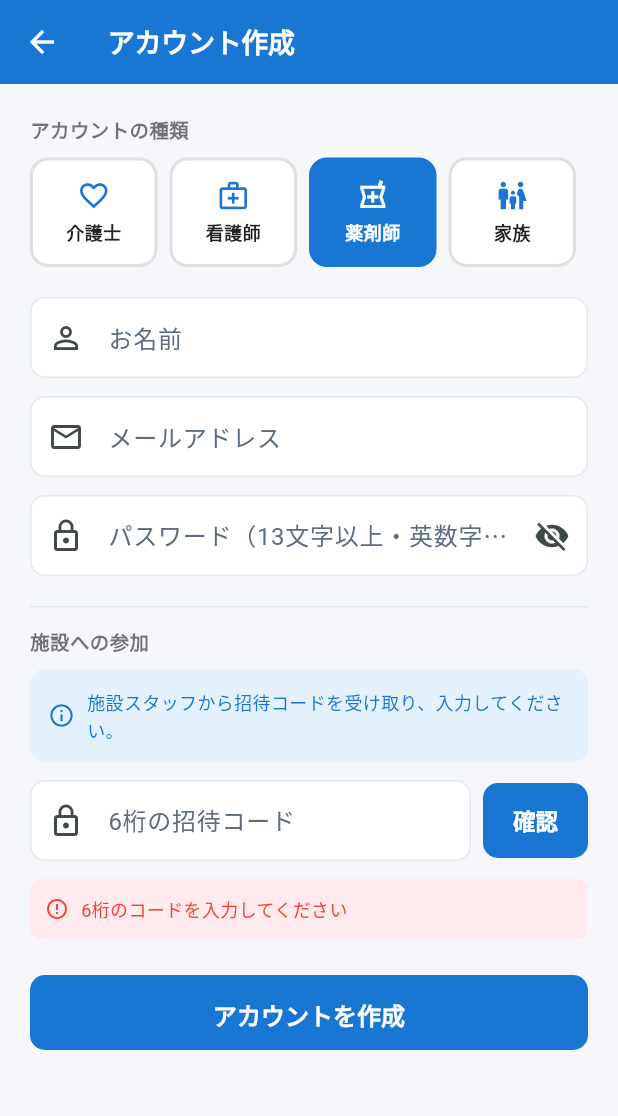
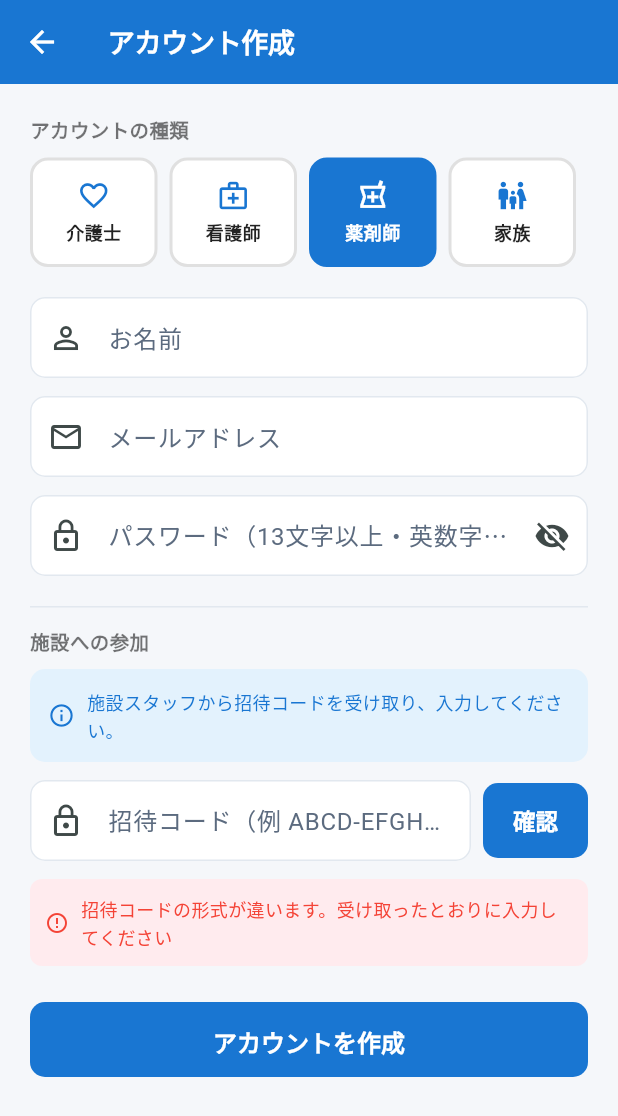
Before and after one commit to taisako082600-spec/pharmacare, a Flutter app: the RegisterScreen screen opened directly, after a tap on "アカウントを作成", after a tap on "薬剤師", after a tap on "確認", on a phone screen of 412 x 824 dp. Shown: the top 1116 px of the screen. Run offline on Flutter 3.47's test engine with Material 3 defaults, Android fonts, the phone set to English and light mode, and no system bars; our stand-ins replace cloud_firestore, connectivity_plus, firebase_auth, firebase_core, qr_flutter; missing offline and left inert: dart:js, dart:js_interop; accounts and stored records are empty.

Commit message:
security: widen the invite code space, and make it readable out loud
Six numeric digits is a million codes. Possession of a code is the whole
authorisation to join a facility — or, for a family code, to be linked to
one named resident — so a space that can be walked through is the weakest
remaining link now that the rules actually check the code. The randomness
was never the problem; Random.secure() was already in use at all four
generation sites.

Eight characters from a 31-symbol alphabet gives about 8.5e11, roughly
850,000 times the room. The alphabet drops I, L, O, 0 and 1, because these
codes get written on paper and read down a corridor, and a code that
cannot be transcribed turns into a support call rather than a login.
Display splits them as ABCD-EFGH for the same reason.

Input takes whatever comes back: the hyphen, lower case, and full-width
characters, which is what Japanese IME hands you if the field is not
guarded. normalize() folds all of it before anything is looked up, so the
two entry screens no longer force a numeric keypad or a six-character
limit.

Old six-digit codes still validate. There is one unused code in
production; invalidating it to tidy up the format would be a worse trade
than carrying a branch in isPlausible.

Thirteen tests cover generation, the excluded characters, normalisation of
each input shape, and the round trip from display form back to stored
form.

Co-Authored-By: Claude Opus 5 <noreply@anthropic.com>

```diff
--- a/lib/screens/register_screen.dart
+++ b/lib/screens/register_screen.dart
@@ -1,9 +1,9 @@
-import 'dart:math';
 import 'package:flutter/material.dart';
 import 'package:flutter/services.dart';
 import 'package:cloud_firestore/cloud_firestore.dart';
 import 'package:firebase_auth/firebase_auth.dart';
 import '../services/auth_service.dart';
+import '../services/invite_code.dart';
 import '../services/password_policy.dart';
 import '../models/user_model.dart';
 import 'main_shell.dart';
@@ -137,7 +137,7 @@ class _RegisterScreenState extends State<RegisterScreen> {
         });
 
         // 招待コードを自動発行
-        final code = _generateCode();
+        final code = InviteCode.generate();
         await FirebaseFirestore.instance.collection('invite_codes').doc(code).set({
           'code': code,
           'facilityId': facilityId,
@@ -176,7 +176,8 @@ class _RegisterScreenState extends State<RegisterScreen> {
                 Container(
                   padding: const EdgeInsets.symmetric(vertical: 16, horizontal: 24),
                   decoration: BoxDecoration(color: const Color(0xFFE3F2FD), borderRadius: BorderRadius.circular(12)),
-                  child: Text(code, style: const TextStyle(fontSize: 36, fontWeight: FontWeight.bold, letterSpacing: 10, color: Color(0xFF1976D2))),
+                  child: Text(InviteCode.formatForDisplay(code),
+                      style: const TextStyle(fontSize: 30, fontWeight: FontWeight.bold, letterSpacing: 3, color: Color(0xFF1976D2))),
                 ),
                 const SizedBox(height: 8),
                 const Text('このコードを同僚スタッフに共有してください。\n有効期限：24時間', textAlign: TextAlign.center, style: TextStyle(fontSize: 12, color: Colors.black54)),
@@ -206,7 +207,7 @@ class _RegisterScreenState extends State<RegisterScreen> {
         facilityId = _selectedFacilityId ?? '';
         facilityName = _selectedFacilityName ?? '';
 
-        final inviteCode = _inviteCodeController.text.trim();
+        final inviteCode = InviteCode.normalize(_inviteCodeController.text);
 
         final cred = await _authService.signUp(
           email: email,
@@ -316,15 +317,11 @@ class _RegisterScreenState extends State<RegisterScreen> {
     );
   }
 
-  String _generateCode() {
-    final rand = Random.secure();
-    return List.generate(6, (_) => rand.nextInt(10)).join();
-  }
-
   Future<void> _verifyCode() async {
-    final code = _inviteCodeController.text.trim();
-    if (code.length != 6) {
-      setState(() => _error = '6桁のコードを入力してください');
+    // 表示は ABCD-EFGH と区切っているので、ハイフンごと写されることを前提に正規化する。
+    final code = InviteCode.normalize(_inviteCodeController.text);
+    if (!InviteCode.isPlausible(code)) {
+      setState(() => _error = '招待コードの形式が違います。受け取ったとおりに入力してください');
       return;
     }
     setState(() { _loading = true; _error = null; });
@@ -637,11 +634,13 @@ class _RegisterScreenState extends State<RegisterScreen> {
             Expanded(
               child: TextField(
                 controller: _inviteCodeController,
-                keyboardType: TextInputType.number,
-                maxLength: 6,
+                // 英数字混在になったので数字キーボードにしない。
+                // 小文字・ハイフン・全角は InviteCode.normalize が吸収する。
+                textCapitalization: TextCapitalization.characters,
+                maxLength: InviteCode.inputMaxLength,
                 enabled: !_codeVerified,
                 decoration: InputDecoration(
-                  labelText: '6桁の招待コード',
+                  labelText: '招待コード（例 ABCD-EFGH）',
                   prefixIcon: const Icon(Icons.lock_outline),
                   counterText: '',
                   border: OutlineInputBorder(borderRadius: BorderRadius.circular(10)),
--- /dev/null
+++ b/lib/services/invite_code.dart
@@ -0,0 +1,73 @@
+import 'dart:math';
+
+/// 招待コードの生成・正規化・表示形式。
+///
+/// もとは6桁の数字だった。乱数は `Random.secure()` を使っていて質は問題なかったが、
+/// **空間が 10^6 しかなく総当たりが現実的**だった。招待コードは
+/// 「持っている＝その施設(あるいはその入居者)に参加してよい」という
+/// 権限そのものなので、当てられるということは他人の施設に入れるということになる。
+/// firestore.rules も最終的にこのコードの実在で判定している。
+///
+/// 文字種を増やして 8 文字にしたことで 31^8 ≒ 8.5×10^11 になり、
+/// 10^6 から約85万倍になる。
+///
+/// 紛らわしい文字は除いてある。介護施設では紙に書いて渡したり口頭で伝えたりするため、
+/// `0/O` `1/I/L` を含めると入力ミスが増え、「コードが違う」という問い合わせに化ける。
+class InviteCode {
+  /// I・L・O・0・1 を除いた31文字。
+  static const alphabet = 'ABCDEFGHJKMNPQRSTUVWXYZ23456789';
+
+  /// 新しく発行するコードの長さ。
+  static const length = 8;
+
+  /// 旧形式(6桁の数字)。既に配ってあるコードを無効にしないために受け付ける。
+  static const legacyLength = 6;
+
+  static final _random = Random.secure();
+
+  /// 新しいコードを作る。保存・照合に使うのはこの文字列そのもの
+  /// (firestore.rules が invite_codes のドキュメントIDとして get() する)。
+  static String generate() =>
+      List.generate(length, (_) => alphabet[_random.nextInt(alphabet.length)]).join();
+
+  /// 入力されたものを保存形式に揃える。
+  ///
+  /// 表示は `ABCD-EFGH` と区切るので、利用者はハイフンごと写しがちで、
+  /// スマートフォンだと小文字や全角空白も混ざる。ここで吸収する。
+  static String normalize(String input) {
+    final buffer = StringBuffer();
+    for (final rune in input.trim().toUpperCase().runes) {
+      final ch = String.fromCharCode(rune);
+      // 全角英数字を半角に寄せる
+      if (rune >= 0xFF21 && rune <= 0xFF3A) {
+        buffer.write(String.fromCharCode(rune - 0xFF21 + 0x41)); // Ａ-Ｚ
+      } else if (rune >= 0xFF10 && rune <= 0xFF19) {
+        buffer.write(String.fromCharCode(rune - 0xFF10 + 0x30)); // ０-９
+      } else if (RegExp(r'[A-Z0-9]').hasMatch(ch)) {
+        buffer.write(ch);
+      }
+      // ハイフン・空白・その他は捨てる
+    }
+    return buffer.toString();
+  }
+
+  /// 照合しにいく価値がある形か。通信する前に弾くための軽い判定で、
+  /// これを通ったからといって有効なコードとは限らない。
+  static bool isPlausible(String normalized) {
+    if (normalized.length == legacyLength) {
+      return RegExp(r'^[0-9]+$').hasMatch(normalized);
+    }
+    if (normalized.length != length) return false;
+    return normalized.split('').every(alphabet.contains);
+  }
+
+  /// 画面に出すときの形。8文字は4文字ずつ区切ると写し間違いが減る。
+  /// 旧形式(6桁)はそのまま返す。
+  static String formatForDisplay(String code) {
+    if (code.length != length) return code;
+    return '${code.substring(0, 4)}-${code.substring(4)}';
+  }
+
+  /// 入力欄の最大文字数。ハイフン込みで打たれても切れないようにする。
+  static const inputMaxLength = length + 1;
+}
```
Also changed, not shown: lib/screens/connection_request_screen.dart (+18 -8 lines), lib/screens/facility_admin_requests_screen.dart (+6 -12 lines), lib/screens/patient_detail_screen.dart (+4 -4 lines), lib/screens/profile_screen.dart (+4 -8 lines), 1 other file.
